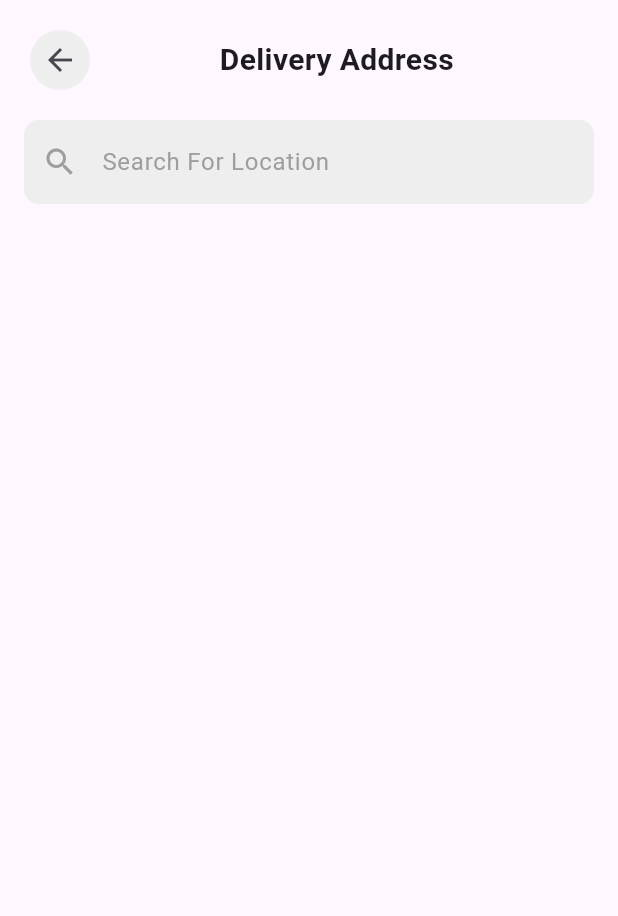
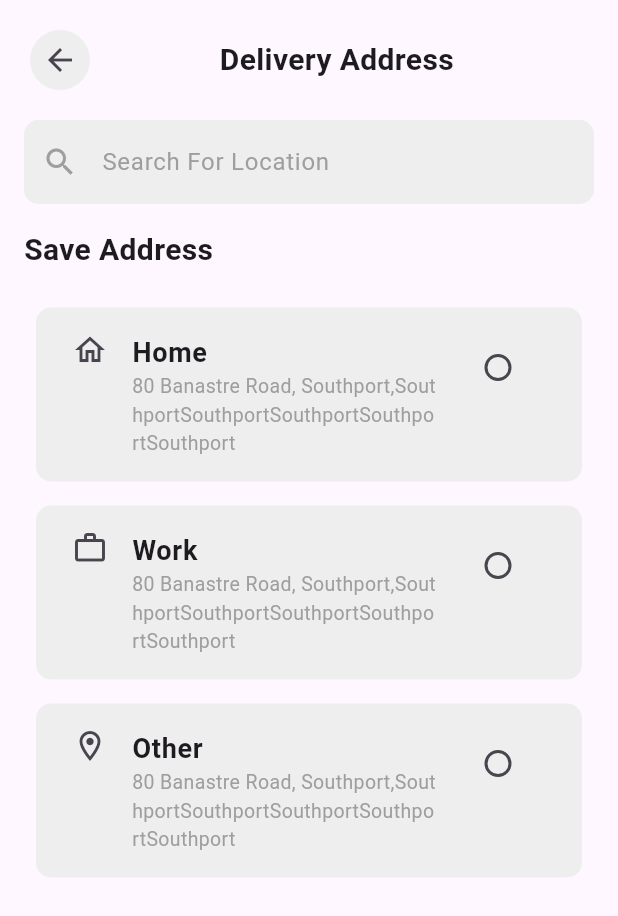
Before and after one commit to faisal-abdelnase/supermarket-delivery, a Flutter app: the DeliveryAddressView screen opened by its route, on a phone screen of 412 x 824 dp. Shown: the top 916 px of the screen. Run offline on Flutter 3.47's test engine with Material 3 defaults, Android fonts, the phone set to English and light mode, and no system bars; our stand-ins replace curved_navigation_bar, flutter_rating_bar, font_awesome_flutter, percent_indicator, pin_code_fields, shared_preferences; accounts and stored records are empty.

Commit message:
add save address list view and  address model

```diff
--- /dev/null
+++ b/lib/features/payment/data/model/save_address_model.dart
@@ -0,0 +1,29 @@
+
+import 'package:flutter/material.dart';
+
+class AddressModel {
+  final String title;
+  final String  address;
+  final IconData icon;
+
+  AddressModel({required this.title, required this.address, required this.icon});
+
+
+  static List<AddressModel> saveAddress = [
+  AddressModel(
+    title: "Home",
+    address: "80 Banastre Road, Southport,SouthportSouthportSouthportSouthportSouthport",
+    icon: Icons.home_outlined,
+  ),
+  AddressModel(
+    title: "Work",
+    address: "80 Banastre Road, Southport,SouthportSouthportSouthportSouthportSouthport",
+    icon: Icons.work_outline,
+  ),
+  AddressModel(
+    title: "Other",
+    address: "80 Banastre Road, Southport,SouthportSouthportSouthportSouthportSouthport",
+    icon: Icons.location_on_outlined,
+  ),
+];
+}
--- a/lib/features/payment/presentation/view/delivery_address_view.dart
+++ b/lib/features/payment/presentation/view/delivery_address_view.dart
@@ -1,5 +1,6 @@
 import 'package:flutter/material.dart';
 import 'package:super_market_app/core/utils/widgets/custom_arrow_back_button.dart';
+import 'package:super_market_app/features/payment/presentation/view/widgets/save_address_item.dart';
 import 'package:super_market_app/features/payment/presentation/view/widgets/search_location.dart';
 
 class DeliveryAddressView extends StatelessWidget {
@@ -16,6 +17,7 @@ class DeliveryAddressView extends StatelessWidget {
           padding: const EdgeInsets.all(16),
           child: SingleChildScrollView(
             child: Column(
+              crossAxisAlignment: CrossAxisAlignment.start,
               spacing: 16,
               children: [
                 Row(
@@ -33,6 +35,10 @@ class DeliveryAddressView extends StatelessWidget {
 
                 SearchLocation(),
 
+                Text("Save Address", style: TextStyle(fontSize: 20, fontWeight: FontWeight.bold),),
+
+                SaveAddress(),
+
 
               ],
             ),
--- /dev/null
+++ b/lib/features/payment/presentation/view/widgets/save_address_item.dart
@@ -0,0 +1,55 @@
+import 'package:flutter/material.dart';
+import 'package:super_market_app/features/payment/data/model/save_address_model.dart';
+
+class SaveAddress extends StatefulWidget {
+  const SaveAddress({
+    super.key,
+  });
+
+
+  @override
+  State<SaveAddress> createState() => _SaveAddressState();
+}
+
+class _SaveAddressState extends State<SaveAddress> {
+
+
+
+  String groupValue = "not select";
+  @override
+  Widget build(BuildContext context) {
+    return ListView.builder(
+      shrinkWrap: true,
+      itemCount: 3,
+      itemBuilder: (context, index) {
+        return  Container(
+        padding: EdgeInsets.all(8),
+        margin: EdgeInsets.all(8),
+        decoration: BoxDecoration(
+          color: Colors.grey[200],
+          borderRadius: BorderRadius.circular(10),
+        ),
+        child: ListTile(
+          isThreeLine: true,
+          leading: Icon(AddressModel.saveAddress[index].icon),
+          title: Text(AddressModel.saveAddress[index].title,
+          style: TextStyle(fontSize: 18, fontWeight: FontWeight.bold),),
+          subtitle: Text(AddressModel.saveAddress[index].address,
+          style: TextStyle(fontSize: 13, color: Colors.grey),),
+          trailing: Radio(
+            activeColor: Colors.blue,
+
+            value: "select$index",
+            groupValue: groupValue,
+            onChanged: (value){
+              setState(() {
+                groupValue = value!;
+              });
+            }),
+        ),
+      );
+
+      },
+          );
+  }
+}
```
